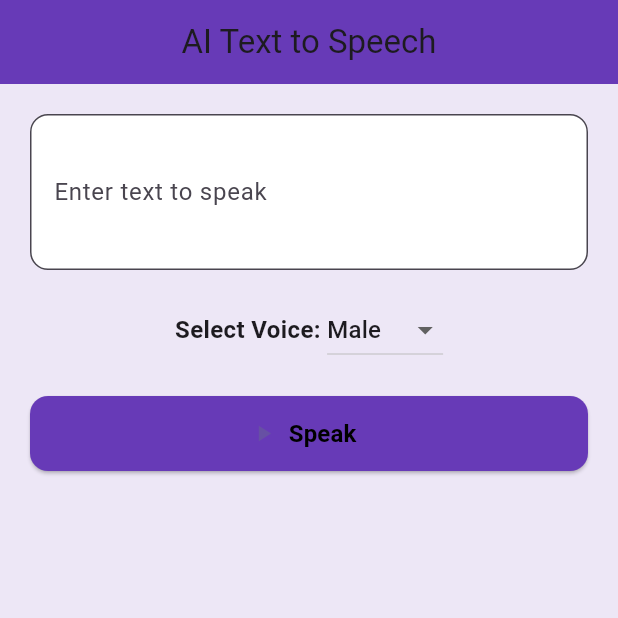
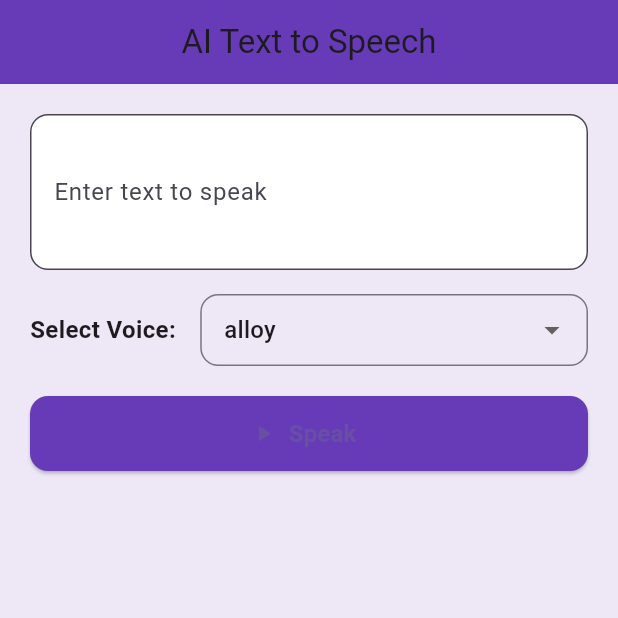
Before and after one commit to Amansarfraz/Voice-api, a Flutter app: the screen it shows after launch, on a phone screen of 412 x 824 dp, the top half of it. Run offline on Flutter 3.47's test engine with Material 3 defaults, Android fonts, the phone set to English and light mode, and no system bars; our stand-ins replace just_audio; missing offline and left inert: dart:html.

Commit message:
first commit

```diff
--- a/lib/tts_screen.dart
+++ b/lib/tts_screen.dart
@@ -13,10 +13,39 @@ class TtsScreen extends StatefulWidget {
 
 class _TtsScreenState extends State<TtsScreen> {
   final TextEditingController _controller = TextEditingController();
-  String selectedVoice = "male";
+  String selectedVoice = "alloy"; // default voice
   bool isPlaying = false;
 
   final AudioPlayer _audioPlayer = AudioPlayer();
+
+  // ✅ Supported Voices (Pollinations API ke according)
+  final List<String> voices = [
+    "alloy",
+    "echo",
+    "fable",
+    "onyx",
+    "nova",
+    "shimmer",
+    "coral",
+    "verse",
+    "ballad",
+    "ash",
+    "sage",
+    "marin",
+    "cedar",
+    "amuch",
+    "aster",
+    "brook",
+    "clover",
+    "dan",
+    "elan",
+    "marilyn",
+    "meadow",
+    "jazz",
+    "rio",
+    "megan-wetherall",
+    "jade-hardy",
+  ];
 
   Future<void> _playTts() async {
     final text = _controller.text.trim();
@@ -28,7 +57,7 @@ class _TtsScreenState extends State<TtsScreen> {
     setState(() => isPlaying = true);
 
     if (kIsWeb) {
-      // Web ke liye
+      // ✅ Web playback using HTML AudioElement
       final audio = html.AudioElement(url)
         ..autoplay = true
         ..controls = false;
@@ -38,7 +67,7 @@ class _TtsScreenState extends State<TtsScreen> {
         setState(() => isPlaying = false);
       });
     } else {
-      // Android/iOS ke liye
+      // ✅ Android/iOS playback using just_audio
       try {
         await _audioPlayer.setUrl(url);
         await _audioPlayer.play();
@@ -74,7 +103,7 @@ class _TtsScreenState extends State<TtsScreen> {
         padding: const EdgeInsets.all(20),
         child: Column(
           children: [
-            // Text Input
+            // 📝 Text Input
             TextField(
               controller: _controller,
               decoration: InputDecoration(
@@ -89,7 +118,7 @@ class _TtsScreenState extends State<TtsScreen> {
             ),
             const SizedBox(height: 16),
 
-            // Voice Selector
+            // 🎤 Voice Selector
             Row(
               mainAxisAlignment: MainAxisAlignment.center,
               children: [
@@ -97,23 +126,34 @@ class _TtsScreenState extends State<TtsScreen> {
                   "Select Voice: ",
                   style: TextStyle(fontWeight: FontWeight.bold, fontSize: 16),
                 ),
-                DropdownButton<String>(
+                const SizedBox(width: 12),
+                Expanded(
+                  child: DropdownButtonFormField<String>(
                     value: selectedVoice,
-                  items: const [
-                    DropdownMenuItem(value: "male", child: Text("Male")),
-                    DropdownMenuItem(value: "female", child: Text("Female")),
-                  ],
+                    items: voices
+                        .map((v) => DropdownMenuItem(value: v, child: Text(v)))
+                        .toList(),
                     onChanged: (val) {
                       setState(() {
                         selectedVoice = val!;
                       });
                     },
+                    decoration: InputDecoration(
+                      border: OutlineInputBorder(
+                        borderRadius: BorderRadius.circular(12),
+                      ),
+                      contentPadding: const EdgeInsets.symmetric(
+                        horizontal: 12,
+                        vertical: 8,
+                      ),
+                    ),
+                  ),
                 ),
               ],
             ),
             const SizedBox(height: 20),
 
-            // Play Button
+            // ▶️ Play Button
             ElevatedButton.icon(
               onPressed: _playTts,
               icon: Icon(isPlaying ? Icons.stop : Icons.play_arrow),
@@ -122,7 +162,6 @@ class _TtsScreenState extends State<TtsScreen> {
                 style: const TextStyle(
                   fontSize: 16,
                   fontWeight: FontWeight.bold,
-                  color: Colors.black,
                 ),
               ),
               style: ElevatedButton.styleFrom(
```
Lines whose indentation alone changed are shown as unchanged.
